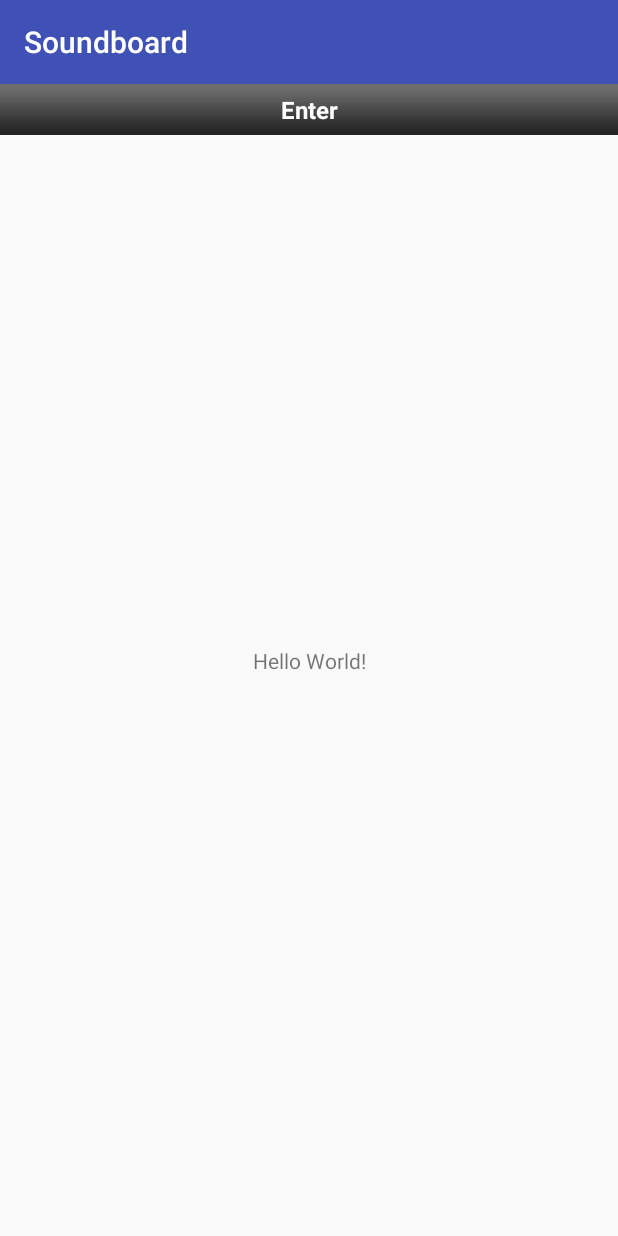
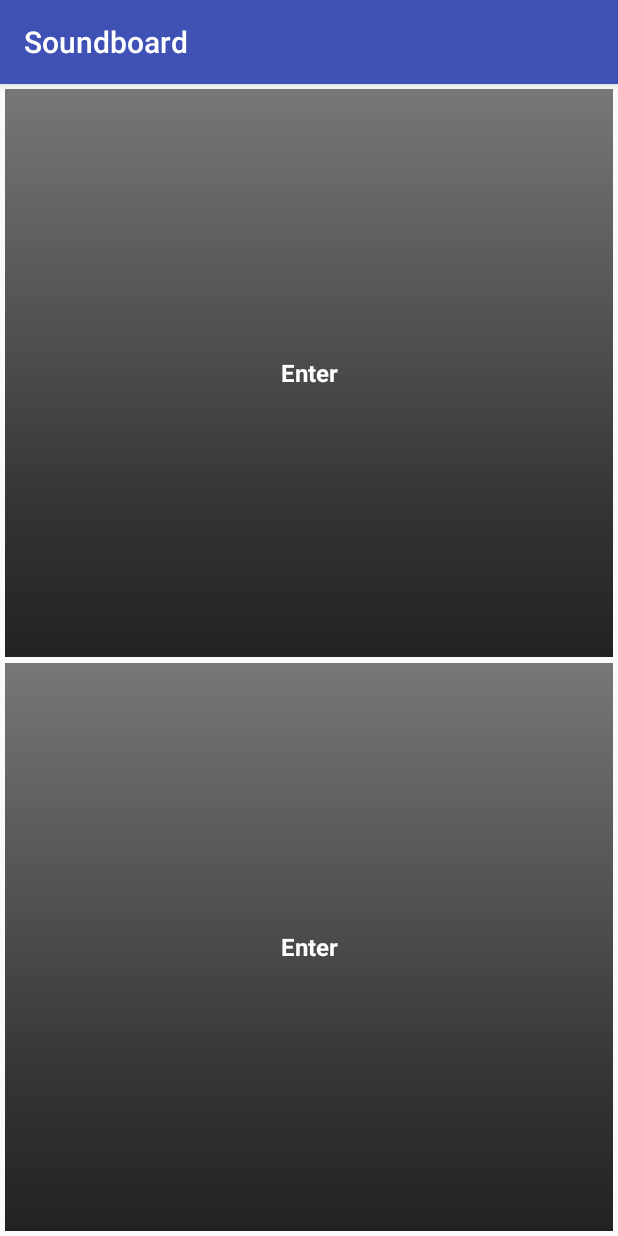
Before and after one commit to malteschmitz/AndroidSoundboard, an Android app: the screen it shows after launch (MainActivity), on a phone screen of 412 x 824 dp. Run offline under Robolectric (Android 15) with nearby library versions, the phone set to English and light mode, and no system bars.

Commit message:
Add GridLayout

```diff
--- a/app/src/main/res/layout/activity_main.xml
+++ b/app/src/main/res/layout/activity_main.xml
@@ -6,18 +6,20 @@
     android:layout_height="match_parent"
     tools:context="de.mlte.soundboard.MainActivity">
 
-    <TextView
+    <GridLayout
+        android:layout_width="match_parent"
+        android:layout_height="match_parent"
+        android:columnCount="1"
+        android:padding="1dp">
+
+        <FrameLayout
             android:layout_width="wrap_content"
             android:layout_height="wrap_content"
-        android:text="Hello World!"
-        app:layout_constraintBottom_toBottomOf="parent"
-        app:layout_constraintLeft_toLeftOf="parent"
-        app:layout_constraintRight_toRightOf="parent"
-        app:layout_constraintTop_toTopOf="parent" />
-
-    <FrameLayout
-        android:layout_width="match_parent"
-        android:layout_height="wrap_content">
+            android:layout_column="0"
+            android:layout_columnWeight="1"
+            android:layout_row="0"
+            android:layout_rowWeight="1"
+            android:padding="2dp">
 
             <ProgressBar
                 android:id="@+id/progress_bar"
@@ -30,7 +32,7 @@
             <TextView
                 android:id="@+id/text_view_button"
                 android:layout_width="match_parent"
-            android:layout_height="wrap_content"
+                android:layout_height="match_parent"
                 android:gravity="center"
                 android:padding="6dp"
                 android:text="Enter"
@@ -40,4 +42,34 @@
 
         </FrameLayout>
 
+        <FrameLayout
+            android:layout_width="wrap_content"
+            android:layout_height="wrap_content"
+            android:layout_column="0"
+            android:layout_columnWeight="1"
+            android:layout_row="1"
+            android:layout_rowWeight="1"
+            android:padding="2dp">
+
+            <ProgressBar
+                style="?android:attr/progressBarStyleHorizontal"
+                android:layout_width="match_parent"
+                android:layout_height="match_parent"
+                android:indeterminate="false"
+                android:progressDrawable="@drawable/progress_bar_states" />
+
+            <TextView
+                android:layout_width="match_parent"
+                android:layout_height="match_parent"
+                android:gravity="center"
+                android:padding="6dp"
+                android:text="Enter"
+                android:textColor="@android:color/white"
+                android:textSize="16sp"
+                android:textStyle="bold" />
+
+        </FrameLayout>
+
+    </GridLayout>
+
 </android.support.constraint.ConstraintLayout>
```
Lines whose indentation alone changed are shown as unchanged.
